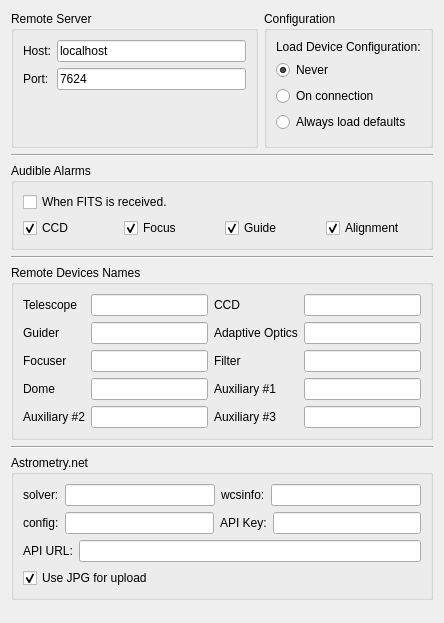
KDE/kstars, file kstars/ekos/opsekos.ui: the form before one commit.
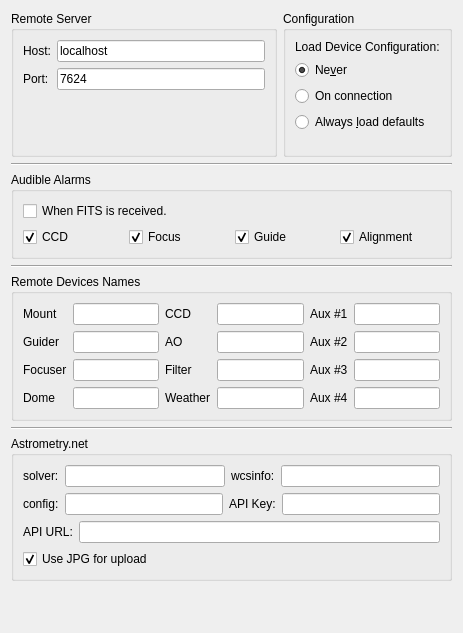
The form after the commit.

Commit message: + Adding weather support in Ekos scheduler. + Add Weather and Auxiliary 4 to Ekos. + Various fixes and improvement to Ekos & KStars

Diff of the .ui file:
```diff
--- a/kstars/ekos/opsekos.ui
+++ b/kstars/ekos/opsekos.ui
@@ -6,8 +6,8 @@
    <rect>
     <x>0</x>
     <y>0</y>
-    <width>444</width>
-    <height>623</height>
+    <width>463</width>
+    <height>633</height>
    </rect>
   </property>
   <layout class="QVBoxLayout" name="verticalLayout_6">
@@ -83,7 +83,7 @@
         <item>
          <widget class="QRadioButton" name="kcfg_neverLoadConfig">
           <property name="text">
-           <string>Never</string>
+           <string>Ne&amp;ver</string>
           </property>
           <property name="checked">
            <bool>true</bool>
@@ -100,7 +100,7 @@
         <item>
          <widget class="QRadioButton" name="kcfg_loadDefaultConfig">
           <property name="text">
-           <string>Always load defaults</string>
+           <string>Always &amp;load defaults</string>
           </property>
          </widget>
         </item>
@@ -220,7 +220,7 @@
       <item row="0" column="0">
        <widget class="QLabel" name="label_6">
         <property name="text">
-         <string>Telescope</string>
+         <string>Mount</string>
         </property>
        </widget>
       </item>
@@ -241,6 +241,16 @@
         </property>
        </widget>
       </item>
+      <item row="0" column="4">
+       <widget class="QLabel" name="label_11">
+        <property name="text">
+         <string>Aux #1</string>
+        </property>
+       </widget>
+      </item>
+      <item row="0" column="5">
+       <widget class="QLineEdit" name="kcfg_remoteAux1Name"/>
+      </item>
       <item row="1" column="0">
        <widget class="QLabel" name="label_8">
         <property name="text">
@@ -254,7 +264,7 @@
       <item row="1" column="2">
        <widget class="QLabel" name="label_19">
         <property name="text">
-         <string>Adaptive Optics</string>
+         <string>AO</string>
         </property>
        </widget>
       </item>
@@ -265,6 +275,16 @@
         </property>
        </widget>
       </item>
+      <item row="1" column="4">
+       <widget class="QLabel" name="label_21">
+        <property name="text">
+         <string>Aux #2</string>
+        </property>
+       </widget>
+      </item>
+      <item row="1" column="5">
+       <widget class="QLineEdit" name="kcfg_remoteAux2Name"/>
+      </item>
       <item row="2" column="0">
        <widget class="QLabel" name="label_9">
         <property name="text">
@@ -289,6 +309,16 @@
       <item row="2" column="3">
        <widget class="QLineEdit" name="kcfg_remoteFilterName"/>
       </item>
+      <item row="2" column="4">
+       <widget class="QLabel" name="label_22">
+        <property name="text">
+         <string>Aux #3</string>
+        </property>
+       </widget>
+      </item>
+      <item row="2" column="5">
+       <widget class="QLineEdit" name="kcfg_remoteAux3Name"/>
+      </item>
       <item row="3" column="0">
        <widget class="QLabel" name="label_20">
         <property name="text">
@@ -300,34 +330,24 @@
        <widget class="QLineEdit" name="kcfg_remoteDomeName"/>
       </item>
       <item row="3" column="2">
-       <widget class="QLabel" name="label_11">
+       <widget class="QLabel" name="label_24">
         <property name="text">
-         <string>Auxiliary #1</string>
+         <string>Weather</string>
         </property>
        </widget>
       </item>
       <item row="3" column="3">
-       <widget class="QLineEdit" name="kcfg_remoteAux1Name"/>
+       <widget class="QLineEdit" name="kcfg_remoteWeatherName"/>
       </item>
-      <item row="4" column="0">
-       <widget class="QLabel" name="label_21">
+      <item row="3" column="4">
+       <widget class="QLabel" name="label_23">
         <property name="text">
-         <string>Auxiliary #2</string>
+         <string>Aux #4</string>
         </property>
        </widget>
       </item>
-      <item row="4" column="1">
-       <widget class="QLineEdit" name="kcfg_remoteAux2Name"/>
-      </item>
-      <item row="4" column="2">
-       <widget class="QLabel" name="label_22">
-        <property name="text">
-         <string>Auxiliary #3</string>
-        </property>
-       </widget>
-      </item>
-      <item row="4" column="3">
-       <widget class="QLineEdit" name="kcfg_remoteAux3Name"/>
+      <item row="3" column="5">
+       <widget class="QLineEdit" name="kcfg_remoteAux4Name"/>
       </item>
      </layout>
     </widget>
```
Left out of the diff: 2 changed lines with no effect on the pictures. The commit also changes 22 other files.
